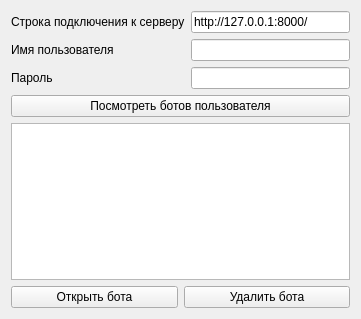
This is desktop_constructor_app/constructor_app/login_form.ui in cuttlesystems/simplegram as Qt 5 draws it before an edit. The edited form follows.
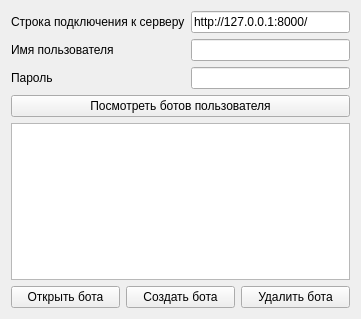
This is the edited form.

Commit message: Возможность создавать бота в первом приближении. Кнопка и логика.

```diff
--- a/desktop_constructor_app/constructor_app/login_form.ui
+++ b/desktop_constructor_app/constructor_app/login_form.ui
@@ -75,6 +75,13 @@
        </property>
       </widget>
      </item>
+     <item>
+      <widget class="QPushButton" name="create_bot_button">
+       <property name="text">
+        <string>Создать бота</string>
+       </property>
+      </widget>
+     </item>
      <item>
       <widget class="QPushButton" name="delete_bot_button">
        <property name="text">
```
The commit also changes 3 other files.
